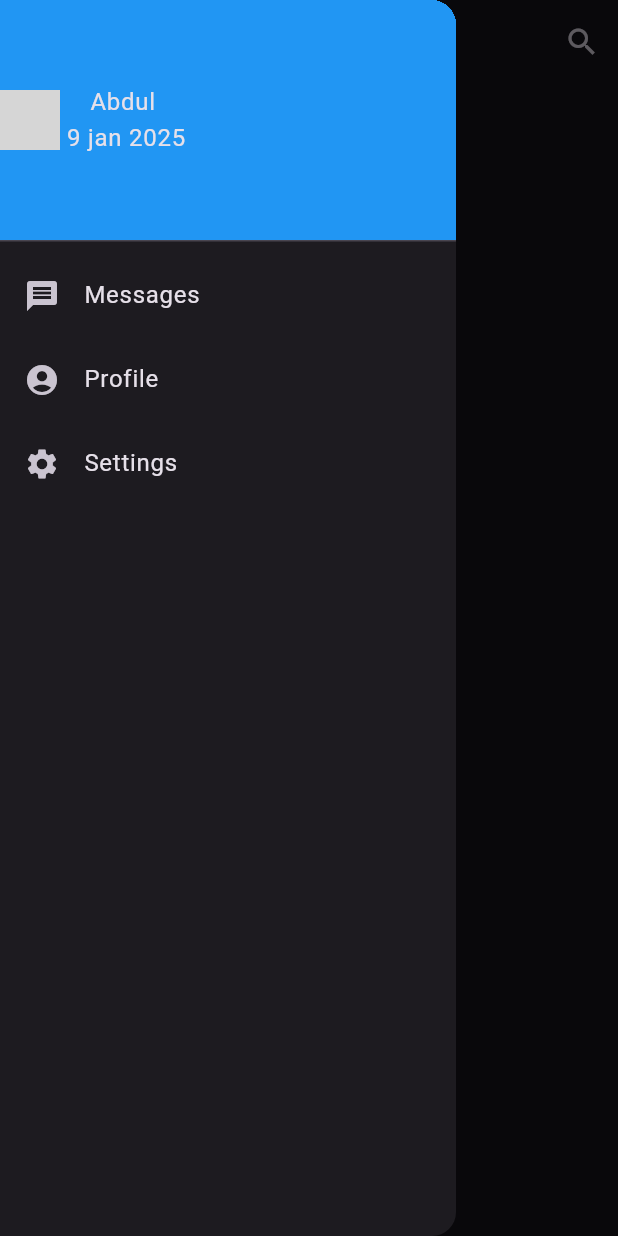
After one commit to Abdulk077/flutterConcepts, a Flutter app: the MytestDrawer screen opened directly, with the side drawer open, on a phone screen of 412 x 824 dp. The commit adds this screen. Run offline on Flutter 3.47's test engine with Material 3 defaults, Android fonts, the phone set to English and light mode, and no system bars; network calls fail; statements that could not run were skipped; grey boxes are pictures that could not be loaded.

Commit message:
Learn the concept of drawer

```diff
--- a/lib/main.dart
+++ b/lib/main.dart
@@ -1,24 +1,25 @@
 import 'package:flutter/material.dart';
+import 'package:flutterconcepts/widgets/ListGridviews.dart';
+import 'package:flutterconcepts/widgets/drawer.dart';
 import 'package:flutterconcepts/widgets/rowsandcols.dart';
-import 'widgets/container_sized.dart';
 import 'package:flutterconcepts/widgets/button.dart';
 import 'package:flutterconcepts/widgets/snackbar.dart';
 import 'package:flutterconcepts/widgets/dismissible.dart';
+import 'widgets/container_sized.dart';
 
+void main() => runApp(const MyApp());
 
-import 'package:flutterconcepts/widgets/ListGridviews.dart';
+class MyApp extends StatelessWidget {
+  const MyApp({Key? key}) : super(key: key);
 
-void main() => runApp(MyApp());
-class MyApp extends StatelessWidget {
   @override
-  const MyApp({Key? key}) : super(key: key);
   Widget build(BuildContext context) {
     return MaterialApp(
       theme: ThemeData(
         brightness: Brightness.dark,
         primaryColor: Colors.blue,
       ),
-      home: Dismissiblewidget(),
+      home: MyTestDrawer(),
     );
   }
 }
--- /dev/null
+++ b/lib/widgets/drawer.dart
@@ -0,0 +1,69 @@
+import 'package:flutter/material.dart';
+
+class MytestDrawer extends StatefulWidget {
+  const MytestDrawer({Key? key}) : super(key: key);
+
+  @override
+  _MytestDrawerState createState() => _MytestDrawerState();
+}
+
+class _MytestDrawerState extends State<MytestDrawer> {
+  @override
+  Widget build(BuildContext context) {
+    return Scaffold(
+      drawer: Drawer(
+        child: Container(
+          child: ListView(
+            padding: EdgeInsets.zero,
+            children: [
+              DrawerHeader(
+                padding: EdgeInsets.all(0),
+                child: Container(
+                    color: Colors.blue,
+                    child: Row(
+
+                      children: [
+
+                      CircleAvatar(
+
+                        backgroundImage: NetworkImage('https://imgs.search.brave.com/Y0xtclvDqZ7ZHivkXSgjSl_lPT_ACEUeRE4r-RrbIws/rs:fit:500:0:0:0/g:ce/aHR0cHM6Ly90My5m/dGNkbi5uZXQvanBn/LzA4LzIyLzg4LzQ2/LzM2MF9GXzgyMjg4/NDY1N180Q2taNmYy/VmFhbUd3Z2xhWnhG/OWJYWG5vR1A4NVQ5/Ry5qcGc'),
+                      ),
+                      Column(
+                        mainAxisAlignment: MainAxisAlignment.center,
+                        children: [
+                          Text("Abdul"),
+                          Text(" 9 jan 2025")
+                        ],
+                      )
+
+                    ],)
+                ),
+              ),
+              ListTile(
+                leading: Icon(Icons.message),
+                title: Text('Messages'),
+              ),
+              ListTile(
+                leading: Icon(Icons.account_circle),
+                title: Text('Profile'),
+              ),
+              ListTile(
+                leading: Icon(Icons.settings),
+                title: Text('Settings'),
+              ),
+            ],
+          ),
+        ),
+      ),
+      appBar: AppBar(
+        title: Text('My App'),
+        actions: [
+          IconButton(
+            icon: Icon(Icons.search),
+            onPressed: () {},
+          ),
+        ],
+      ),
+    );
+  }
+}
```
